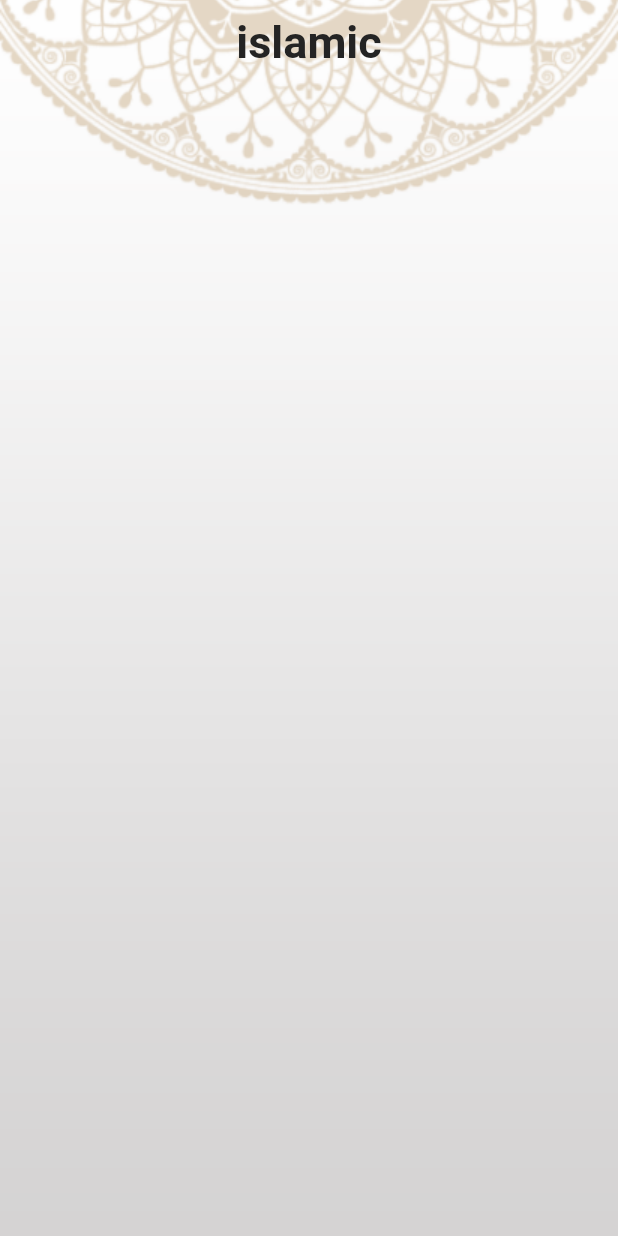
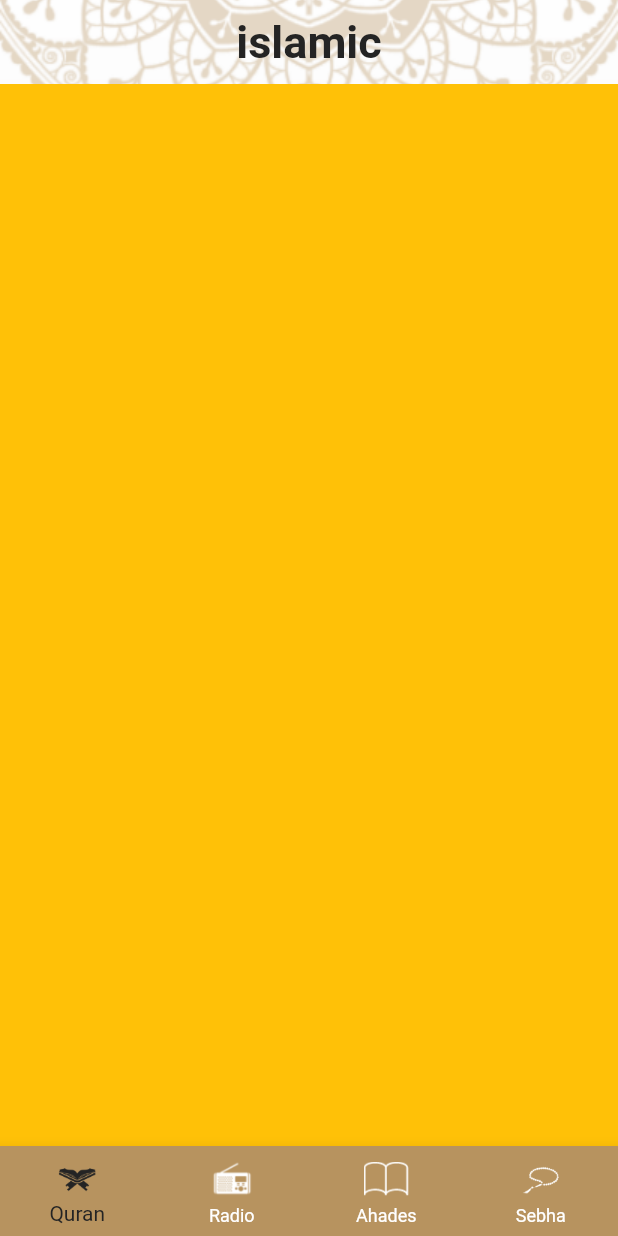
Before and after one commit to Abd-UlRahman-Khalid/Islamic-App, a Flutter app: the screen it shows after launch, on a phone screen of 412 x 824 dp. Run offline on Flutter 3.47's test engine with Material 2 defaults, Android fonts, the phone set to English and light mode, and no system bars.

```diff
--- a/lib/Home.dart
+++ /dev/null
@@ -1,24 +0,0 @@
-import 'package:flutter/material.dart';
-
-class HomeScreen extends StatelessWidget {
-  static const String routename = 'HomeScreen';
-
-  const HomeScreen({Key? key}) : super(key: key);
-
-  @override
-  Widget build(BuildContext context) {
-    return Stack(
-      children: [
-        Image.asset('assets/images/main_background.png',
-        width:double.infinity,
-        fit: BoxFit.fitWidth,),
-        Scaffold(
-          appBar: AppBar(
-            title: Text('islamic',style: Theme.of(context).textTheme.headline1,),
-          ),
-
-        ),
-      ],
-    );
-  }
-}
--- /dev/null
+++ b/lib/home_screen/Home.dart
@@ -0,0 +1,73 @@
+import 'package:flutter/material.dart';
+import 'package:islamic_app/home_screen/ahades.dart';
+import 'package:islamic_app/home_screen/quran.dart';
+import 'package:islamic_app/home_screen/radio.dart';
+import 'package:islamic_app/home_screen/sabha.dart';
+import 'package:islamic_app/my_theme.dart';
+
+class HomeScreen extends StatefulWidget {
+  static const String routename = 'HomeScreen';
+
+  @override
+  State<HomeScreen> createState() => _HomeScreenState();
+}
+
+class _HomeScreenState extends State<HomeScreen> {
+  int currentIndex=0;
+
+  @override
+  Widget build(BuildContext context) {
+    return Stack(
+      children: [
+        Image.asset(
+          'assets/images/main_background.png',
+          width: double.infinity,
+          fit: BoxFit.fitWidth,
+        ),
+        Scaffold(
+          appBar: AppBar(
+            title: Text(
+              'islamic',
+              style: Theme.of(context).textTheme.headline1,
+            ),
+          ),
+          bottomNavigationBar: BottomNavigationBar(
+            currentIndex: currentIndex,
+            onTap: (index){
+              currentIndex=index;
+           setState(() {
+
+           });
+            },
+            type: BottomNavigationBarType.fixed,
+            items: [
+              BottomNavigationBarItem(
+                  icon: ImageIcon(AssetImage('assets/images/moshaf_blue.png',),size: 30,),
+                  label: 'Quran',
+                  ),
+              BottomNavigationBarItem(
+                  icon: ImageIcon(AssetImage('assets/images/radio_blue.png'),size: 30),
+                  label: 'Radio',
+                  ),
+              BottomNavigationBarItem(
+                  icon: ImageIcon(AssetImage('assets/images/ahades.png'),size: 30),
+                  label: 'Ahades',
+                  ),
+              BottomNavigationBarItem(
+                  icon: ImageIcon(AssetImage('assets/images/sebha_blue.png'),size: 30),
+                  label: 'Sebha',
+                 ),
+            ],
+          ),
+          body: tabs[currentIndex],
+        ),
+      ],
+    );
+  }
+  List<Widget>tabs=[
+    QuranTab(),
+    SabhaTab(),
+    RadioTab(),
+    AhadesTab(),
+  ];
+}
--- /dev/null
+++ b/lib/home_screen/ahades.dart
@@ -0,0 +1,12 @@
+import 'package:flutter/material.dart';
+
+class AhadesTab extends StatelessWidget {
+  const AhadesTab({Key? key}) : super(key: key);
+
+  @override
+  Widget build(BuildContext context) {
+    return Container(
+      color: Colors.pink,
+    );
+  }
+}
--- /dev/null
+++ b/lib/home_screen/quran.dart
@@ -0,0 +1,12 @@
+import 'package:flutter/material.dart';
+
+class QuranTab extends StatelessWidget {
+  const QuranTab({Key? key}) : super(key: key);
+
+  @override
+  Widget build(BuildContext context) {
+    return Container(
+      color: Colors.amber,
+    );
+  }
+}
--- /dev/null
+++ b/lib/home_screen/radio.dart
@@ -0,0 +1,12 @@
+import 'package:flutter/material.dart';
+
+class RadioTab extends StatelessWidget {
+  const RadioTab({Key? key}) : super(key: key);
+
+  @override
+  Widget build(BuildContext context) {
+    return Container(
+      color: Colors.red,
+    );
+  }
+}
--- /dev/null
+++ b/lib/home_screen/sabha.dart
@@ -0,0 +1,12 @@
+import 'package:flutter/material.dart';
+
+class SabhaTab extends StatelessWidget {
+  const SabhaTab({Key? key}) : super(key: key);
+
+  @override
+  Widget build(BuildContext context) {
+    return Container(
+      color: Colors.green,
+    );
+  }
+}
--- a/lib/main.dart
+++ b/lib/main.dart
@@ -1,5 +1,5 @@
 import 'package:flutter/material.dart';
-import 'package:islamic_app/Home.dart';
+import 'package:islamic_app/home_screen/Home.dart';
 import 'package:islamic_app/my_theme.dart';
 
 void main() {
--- a/lib/my_theme.dart
+++ b/lib/my_theme.dart
@@ -19,7 +19,15 @@ class MyThemeData {
             fontSize: 25,
             fontWeight: FontWeight.bold,
             color: colorGold)
-      ));
+      ),
+     bottomNavigationBarTheme: BottomNavigationBarThemeData(
+      backgroundColor: colorGold,
+     selectedItemColor: colorBlack,
+       unselectedItemColor: Colors.white,
+  )
+
+  );
+
   static ThemeData dartTheme = ThemeData(
       scaffoldBackgroundColor: Colors.transparent,
       appBarTheme: AppBarTheme(
```
Also changed, not shown: assets/images/2.0x/ahades@2x.png (added), assets/images/2.0x/moshaf_blue@2x.png (added), assets/images/2.0x/radio_blue@2x.png (added), assets/images/2.0x/sebha_blue@2x.png (added), assets/images/3.0x/ahades@3x.png (added), assets/images/3.0x/moshaf_blue@3x.png (added), assets/images/3.0x/radio_blue@3x.png (added), assets/images/3.0x/sebha_blue@3x.png (added), assets/images/ahades.png (added), assets/images/moshaf_blue.png (added), assets/images/radio_blue.png (added), assets/images/sebha_blue.png (added).
